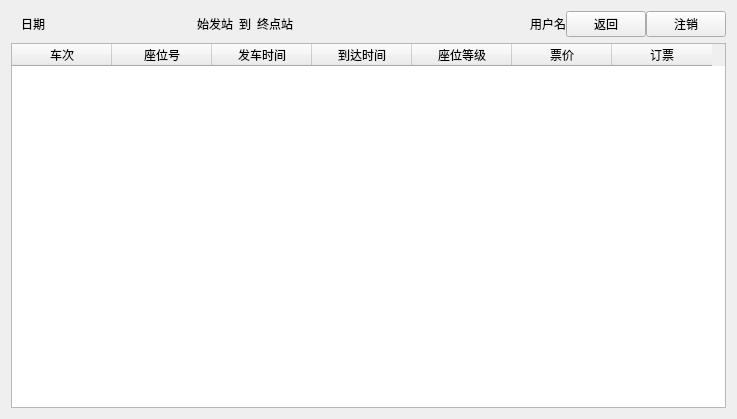
Country-If/Station-ticket-management-system, file ui/query_result_login.ui: the form before one commit.
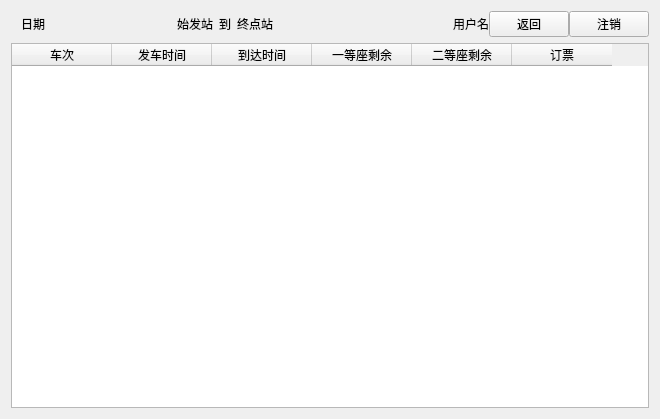
The form after the commit.

Patch:
```diff
--- a/ui/query_result_login.ui
+++ b/ui/query_result_login.ui
@@ -6,7 +6,7 @@
    <rect>
     <x>0</x>
     <y>0</y>
-    <width>737</width>
+    <width>660</width>
     <height>419</height>
    </rect>
   </property>
@@ -140,11 +140,6 @@
        <string>车次</string>
       </property>
      </column>
-     <column>
-      <property name="text">
-       <string>座位号</string>
-      </property>
-     </column>
      <column>
       <property name="text">
        <string>发车时间</string>
@@ -157,12 +152,12 @@
      </column>
      <column>
       <property name="text">
-       <string>座位等级</string>
+       <string>一等座剩余</string>
       </property>
      </column>
      <column>
       <property name="text">
-       <string>票价</string>
+       <string>二等座剩余</string>
       </property>
      </column>
      <column>
```
